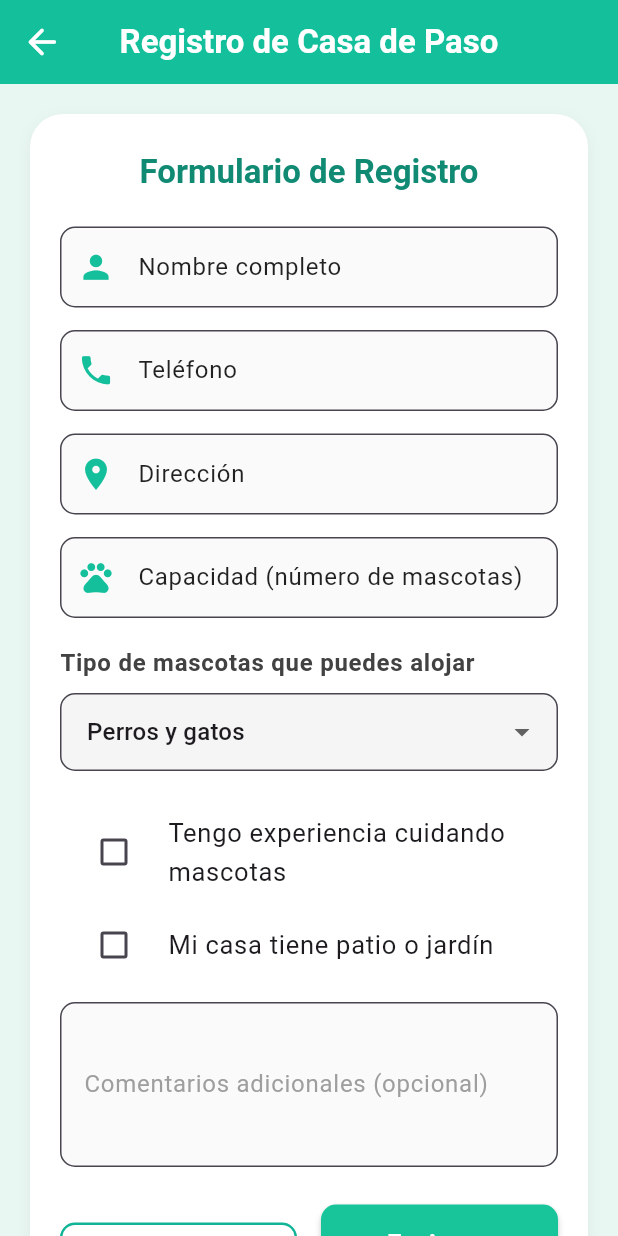
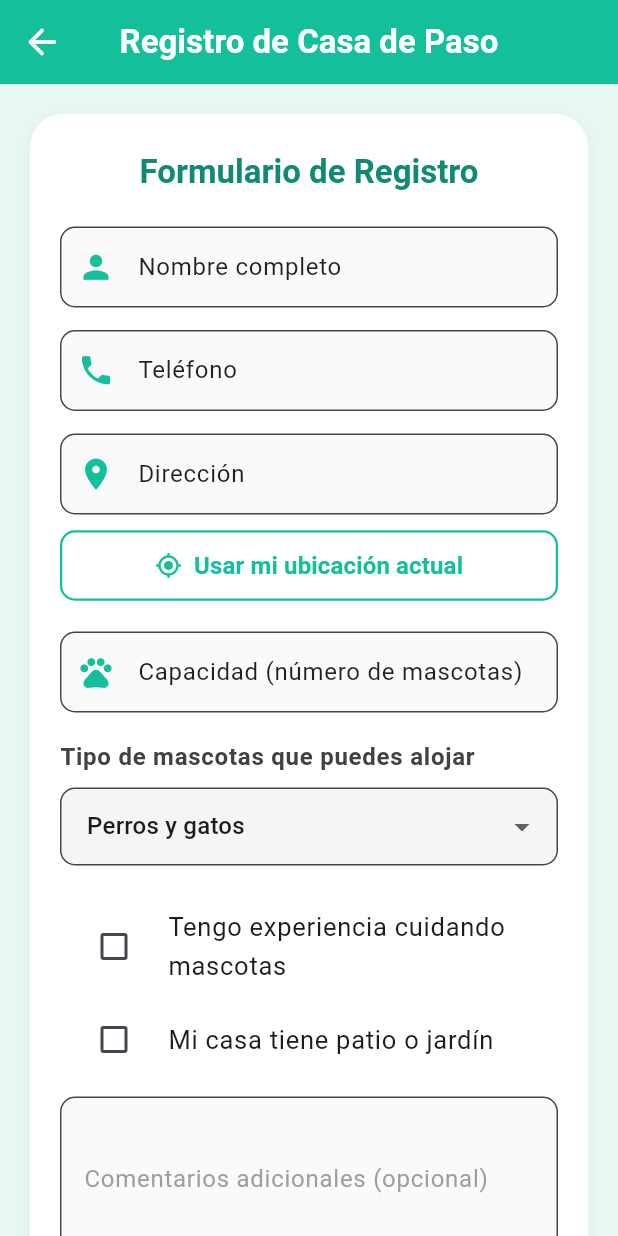
Before and after one commit to luaroca/HuellitAPPmovil, a Flutter app: the CasaPasoView screen opened by its route, on a phone screen of 412 x 824 dp. Run offline on Flutter 3.47's test engine with Material 3 defaults, Android fonts, the phone set to English and light mode, and no system bars; our stand-ins replace cloud_firestore, firebase_auth, firebase_core, geocoding, geolocator, get; accounts and stored records are empty.

Commit message:
autocompletar funcional

```diff
--- a/lib/vistas/casaspaso/casa_paso_view.dart
+++ b/lib/vistas/casaspaso/casa_paso_view.dart
@@ -1,5 +1,9 @@
 import 'package:flutter/material.dart';
 import 'package:get/get.dart';
+import 'package:geolocator/geolocator.dart';
+import 'package:geocoding/geocoding.dart';
+import 'package:cloud_firestore/cloud_firestore.dart';
+import 'package:firebase_auth/firebase_auth.dart';
 import 'package:huellitas/controllers/casa_paso_controller.dart';
 import 'package:huellitas/modelos/casa_paso_model.dart';
 
@@ -31,6 +35,28 @@ class _CasaPasoViewState extends State<CasaPasoView> {
   ];
 
   final controller = Get.put(CasaPasoController());
+  double? lat;
+  double? lng;
+
+  @override
+  void initState() {
+    super.initState();
+    cargarDatosUsuario();
+  }
+
+  Future<void> cargarDatosUsuario() async {
+    final user = FirebaseAuth.instance.currentUser;
+    if (user != null) {
+      final doc =
+          await FirebaseFirestore.instance.collection('users').doc(user.uid).get();
+      final data = doc.data();
+      if (data != null) {
+        nombreCtrl.text = (data['nombres'] ?? '').toString();
+        telefonoCtrl.text = (data['telefono'] ?? '').toString();
+        setState(() {});
+      }
+    }
+  }
 
   @override
   void dispose() {
@@ -40,6 +66,54 @@ class _CasaPasoViewState extends State<CasaPasoView> {
     capacidadCtrl.dispose();
     comentariosCtrl.dispose();
     super.dispose();
+  }
+
+  Future<void> usarUbicacion() async {
+    final permiso = await Geolocator.requestPermission();
+    if (permiso == LocationPermission.denied ||
+        permiso == LocationPermission.deniedForever) {
+      ScaffoldMessenger.of(context).showSnackBar(
+        const SnackBar(content: Text('Permiso de ubicación denegado.')),
+      );
+      return;
+    }
+
+    final pos = await Geolocator.getCurrentPosition(
+        desiredAccuracy: LocationAccuracy.high);
+    lat = pos.latitude;
+    lng = pos.longitude;
+
+    try {
+      List<Placemark> placemarks = await placemarkFromCoordinates(lat!, lng!);
+      final place = placemarks.first;
+      String direccionBonita = [
+        if (place.street != null && place.street!.isNotEmpty) place.street!,
+        if (place.subLocality != null && place.subLocality!.isNotEmpty)
+          place.subLocality!,
+        if (place.locality != null && place.locality!.isNotEmpty) place.locality!,
+        if (place.administrativeArea != null &&
+            place.administrativeArea!.isNotEmpty)
+          place.administrativeArea!,
+        if (place.country != null && place.country!.isNotEmpty) place.country!,
+      ].join(', ');
+
+      setState(() {
+        direccionCtrl.text = direccionBonita.isNotEmpty
+            ? direccionBonita
+            : '${lat!.toStringAsFixed(5)}, ${lng!.toStringAsFixed(5)}';
+      });
+      // 🔹 Eliminado mensaje de "Ubicación capturada"
+    } catch (e) {
+      setState(() {
+        direccionCtrl.text =
+            '${lat!.toStringAsFixed(5)}, ${lng!.toStringAsFixed(5)}';
+      });
+      ScaffoldMessenger.of(context).showSnackBar(
+        const SnackBar(
+            content:
+                Text('No se pudo obtener la dirección, usando coordenadas.')),
+      );
+    }
   }
 
   void enviar() async {
@@ -60,11 +134,34 @@ class _CasaPasoViewState extends State<CasaPasoView> {
     await controller.registrarCasa(model);
 
     if (mounted) {
-      ScaffoldMessenger.of(context).showSnackBar(
-        const SnackBar(content: Text('Solicitud enviada exitosamente')),
-      );
+
       Navigator.pop(context);
     }
+  }
+
+  Widget _inputDecorado({
+    required TextEditingController controller,
+    required IconData icon,
+    required String label,
+    TextInputType? inputType,
+    String? Function(String?)? validator,
+  }) {
+    return TextFormField(
+      controller: controller,
+      keyboardType: inputType,
+      validator: validator,
+      style: const TextStyle(fontSize: 17),
+      decoration: InputDecoration(
+        labelText: label,
+        prefixIcon: Icon(icon, color: const Color(0xFF14BF9B), size: 25),
+        labelStyle: const TextStyle(color: Colors.black87),
+        border: OutlineInputBorder(borderRadius: BorderRadius.circular(10)),
+        filled: true,
+        fillColor: Colors.grey[50],
+        contentPadding:
+            const EdgeInsets.symmetric(vertical: 14, horizontal: 15),
+      ),
+    );
   }
 
   @override
@@ -86,7 +183,8 @@ class _CasaPasoViewState extends State<CasaPasoView> {
           ),
         ),
         leading: IconButton(
-          icon: const Icon(Icons.arrow_back_rounded, color: Colors.white, size: 28),
+          icon: const Icon(Icons.arrow_back_rounded,
+              color: Colors.white, size: 28),
           onPressed: () => Navigator.pop(context),
         ),
       ),
@@ -106,7 +204,8 @@ class _CasaPasoViewState extends State<CasaPasoView> {
                 )
               ],
             ),
-            padding: const EdgeInsets.symmetric(vertical: 25, horizontal: 20),
+            padding:
+                const EdgeInsets.symmetric(vertical: 25, horizontal: 20),
             child: Form(
               key: _formKey,
               child: Column(
@@ -125,7 +224,8 @@ class _CasaPasoViewState extends State<CasaPasoView> {
                     controller: nombreCtrl,
                     icon: Icons.person,
                     label: 'Nombre completo',
-                    validator: (v) => v!.isEmpty ? 'Por favor, ingresa tu nombre' : null,
+                    validator: (v) =>
+                        v!.isEmpty ? 'Por favor, ingresa tu nombre' : null,
                   ),
                   const SizedBox(height: 15),
 
@@ -134,7 +234,8 @@ class _CasaPasoViewState extends State<CasaPasoView> {
                     icon: Icons.phone,
                     label: 'Teléfono',
                     inputType: TextInputType.phone,
-                    validator: (v) => v!.isEmpty ? 'Por favor, ingresa tu teléfono' : null,
+                    validator: (v) =>
+                        v!.isEmpty ? 'Por favor, ingresa tu teléfono' : null,
                   ),
                   const SizedBox(height: 15),
 
@@ -142,9 +243,37 @@ class _CasaPasoViewState extends State<CasaPasoView> {
                     controller: direccionCtrl,
                     icon: Icons.location_on,
                     label: 'Dirección',
-                    validator: (v) => v!.isEmpty ? 'Por favor, ingresa una dirección' : null,
+                    validator: (v) =>
+                        v!.isEmpty ? 'Por favor, ingresa una dirección' : null,
                   ),
-                  const SizedBox(height: 15),
+                  const SizedBox(height: 10),
+
+                  SizedBox(
+                    width: double.infinity,
+                    child: OutlinedButton.icon(
+                      onPressed: usarUbicacion,
+                      icon: const Icon(Icons.gps_fixed,
+                          color: Color(0xFF14BF9B)),
+                      label: const Text(
+                        'Usar mi ubicación actual',
+                        style: TextStyle(
+                          fontSize: 16,
+                          color: Color(0xFF14BF9B),
+                          fontWeight: FontWeight.w600,
+                        ),
+                      ),
+                      style: OutlinedButton.styleFrom(
+                        side: const BorderSide(
+                            color: Color(0xFF14BF9B), width: 1.5),
+                        shape: RoundedRectangleBorder(
+                          borderRadius: BorderRadius.circular(10),
+                        ),
+                        padding:
+                            const EdgeInsets.symmetric(vertical: 12),
+                      ),
+                    ),
+                  ),
+                  const SizedBox(height: 20),
 
                   _inputDecorado(
                     controller: capacidadCtrl,
@@ -175,13 +304,16 @@ class _CasaPasoViewState extends State<CasaPasoView> {
                   DropdownButtonFormField<String>(
                     value: tipoMascota,
                     decoration: InputDecoration(
-                      border: OutlineInputBorder(borderRadius: BorderRadius.circular(10)),
+                      border:
+                          OutlineInputBorder(borderRadius: BorderRadius.circular(10)),
                       filled: true,
                       fillColor: Colors.grey[100],
-                      contentPadding: const EdgeInsets.symmetric(vertical: 14, horizontal: 14),
+                      contentPadding: const EdgeInsets.symmetric(
+                          vertical: 14, horizontal: 14),
                     ),
                     items: tiposMascotas
-                        .map((tipo) => DropdownMenuItem(value: tipo, child: Text(tipo)))
+                        .map((tipo) =>
+                            DropdownMenuItem(value: tipo, child: Text(tipo)))
                         .toList(),
                     onChanged: (v) => setState(() => tipoMascota = v!),
                   ),
@@ -207,32 +339,36 @@ class _CasaPasoViewState extends State<CasaPasoView> {
                     controlAffinity: ListTileControlAffinity.leading,
                     activeColor: const Color(0xFF18C59B),
                   ),
-
                   const SizedBox(height: 10),
 
+                  // 🔹 Campo de comentarios con botón ✓ en el teclado
                   TextFormField(
                     controller: comentariosCtrl,
                     minLines: 3,
                     maxLines: 5,
+                    textInputAction: TextInputAction.done,
                     style: const TextStyle(fontSize: 17),
                     decoration: InputDecoration(
                       labelText: 'Comentarios adicionales (opcional)',
                       labelStyle: const TextStyle(color: Colors.grey),
-                      border: OutlineInputBorder(borderRadius: BorderRadius.circular(10)),
-                      hintText: 'Cuéntanos más sobre tu hogar y disponibilidad...',
+                      border: OutlineInputBorder(
+                          borderRadius: BorderRadius.circular(10)),
+                      hintText:
+                          'Cuéntanos más sobre tu hogar y disponibilidad...',
                       fillColor: Colors.grey[50],
                       filled: true,
                     ),
                   ),
-
                   const SizedBox(height: 25),
 
+                  // 🔹 Botones del mismo tamaño y “Enviar” en lugar de “Enviar solicitud”
                   Row(
                     children: [
                       Expanded(
                         child: OutlinedButton.icon(
                           onPressed: () => Navigator.pop(context),
-                          icon: const Icon(Icons.close, color: Color(0xFF118A74)),
+                          icon:
+                              const Icon(Icons.close, color: Color(0xFF118A74)),
                           label: const Text(
                             'Cancelar',
                             style: TextStyle(
@@ -242,8 +378,9 @@ class _CasaPasoViewState extends State<CasaPasoView> {
                             ),
                           ),
                           style: OutlinedButton.styleFrom(
-                            side: const BorderSide(color: Color(0xFF12B497), width: 1.6),
-                            padding: const EdgeInsets.symmetric(vertical: 14),
+                            side: const BorderSide(
+                                color: Color(0xFF12B497), width: 1.6),
+                            padding: const EdgeInsets.symmetric(vertical: 16),
                             shape: RoundedRectangleBorder(
                               borderRadius: BorderRadius.circular(10),
                             ),
@@ -252,7 +389,8 @@ class _CasaPasoViewState extends State<CasaPasoView> {
                       ),
                       const SizedBox(width: 16),
                       Expanded(
-                        child: Obx(() => ElevatedButton.icon(
+                        child: Obx(
+                          () => ElevatedButton.icon(
                             onPressed: controller.cargando.value ? null : enviar,
                             icon: const Icon(Icons.send, color: Colors.white),
                             label: controller.cargando.value
@@ -265,7 +403,7 @@ class _CasaPasoViewState extends State<CasaPasoView> {
                                     ),
                                   )
                                 : const Text(
-                                      'Enviar solicitud',
+                                    'Enviar',
                                     style: TextStyle(
                                       fontSize: 17,
                                       fontWeight: FontWeight.bold,
@@ -275,13 +413,14 @@ class _CasaPasoViewState extends State<CasaPasoView> {
                             style: ElevatedButton.styleFrom(
                               backgroundColor: const Color(0xFF18C59B),
                               padding:
-                                    const EdgeInsets.symmetric(vertical: 14, horizontal: 18),
+                                  const EdgeInsets.symmetric(vertical: 16),
                               shape: RoundedRectangleBorder(
                                 borderRadius: BorderRadius.circular(10),
                               ),
                               elevation: 2,
                             ),
-                            )),
+                          ),
+                        ),
                       ),
                     ],
                   ),
@@ -293,28 +432,4 @@ class _CasaPasoViewState extends State<CasaPasoView> {
       ),
     );
   }
-
-  Widget _inputDecorado({
-    required TextEditingController controller,
-    required IconData icon,
-    required String label,
-    TextInputType? inputType,
-    String? Function(String?)? validator,
-  }) {
-    return TextFormField(
-      controller: controller,
-      keyboardType: inputType,
-      validator: validator,
-      style: const TextStyle(fontSize: 17),
-      decoration: InputDecoration(
-        labelText: label,
-        prefixIcon: Icon(icon, color: const Color(0xFF14BF9B), size: 25),
-        labelStyle: const TextStyle(color: Colors.black87),
-        border: OutlineInputBorder(borderRadius: BorderRadius.circular(10)),
-        filled: true,
-        fillColor: Colors.grey[50],
-        contentPadding: const EdgeInsets.symmetric(vertical: 14, horizontal: 15),
-      ),
-    );
 }
-}
```
Also changed, not shown: lib/vistas/donaciones/donacion_view.dart (+29 -15 lines), lib/vistas/voluntariado_view_user/registro_voluntario_view.dart (+31 -26 lines). Lines whose indentation alone changed are shown as unchanged.
